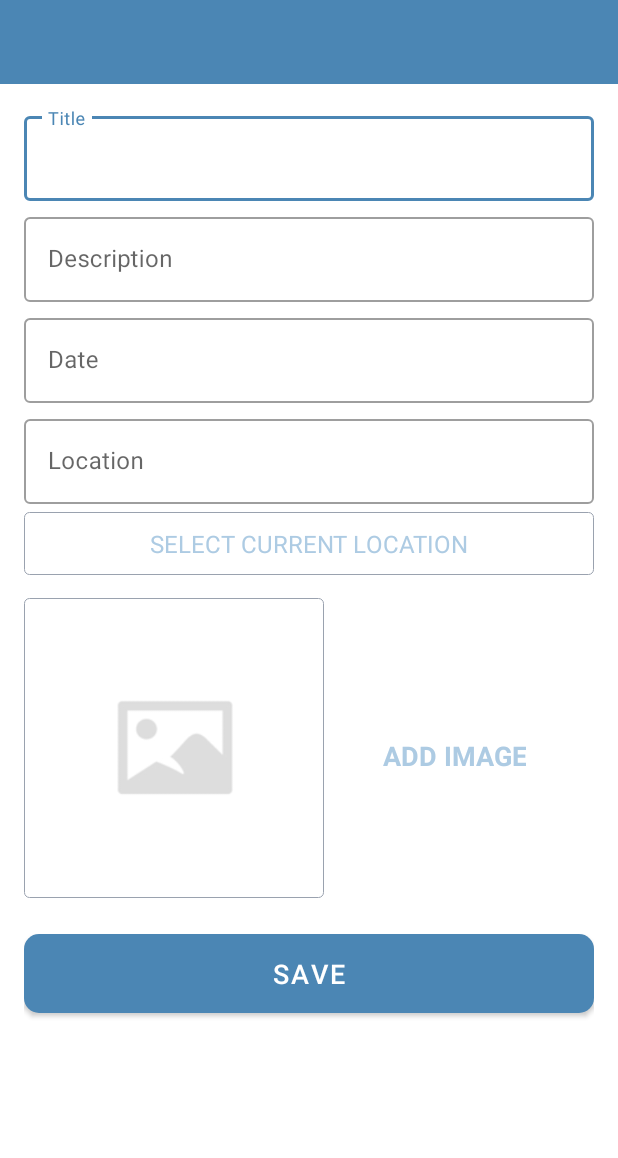
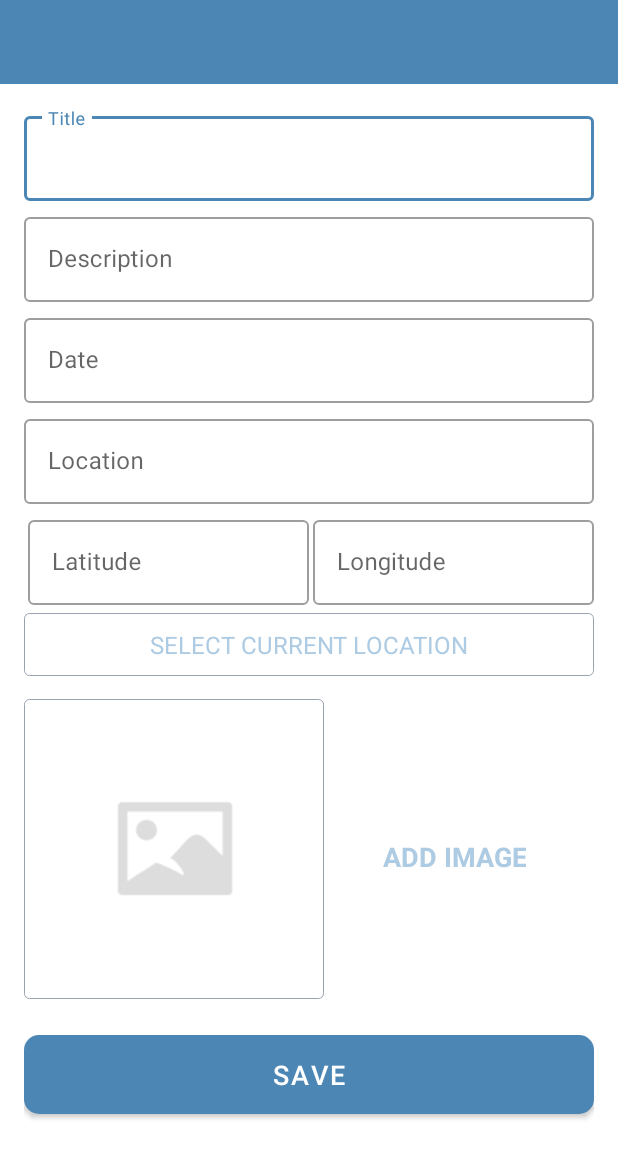
Before and after one commit to mohamedalaa4j/Happy-Places, an Android app: the layout activity_add_happy_place.xml on its own in the app's theme, with its tools: preview values and no code run, on a phone screen of 412 x 824 dp. Shown: the top 1158 px of the screen. Run offline under Robolectric (Android 15) with nearby library versions, the phone set to English and light mode, and no system bars.

Commit message:
LatLng editTexts created in the xml

```diff
--- a/app/src/main/res/layout/activity_add_happy_place.xml
+++ b/app/src/main/res/layout/activity_add_happy_place.xml
@@ -118,6 +118,55 @@
                     android:textSize="@dimen/edit_text_text_size" />
             </com.google.android.material.textfield.TextInputLayout>
 
+            <com.google.android.material.textfield.TextInputLayout
+                android:id="@+id/til_latitude"
+                style="@style/Widget.MaterialComponents.TextInputLayout.OutlinedBox"
+                android:layout_width="0dp"
+                android:layout_height="wrap_content"
+                android:layout_marginTop="@dimen/add_screen_til_marginTop"
+                android:layout_marginStart="@dimen/latLang_margin"
+                app:layout_constraintStart_toStartOf="parent"
+                app:layout_constraintEnd_toStartOf="@id/til_longitude"
+                app:layout_constraintTop_toBottomOf="@+id/til_location">
+
+                <androidx.appcompat.widget.AppCompatEditText
+                    android:id="@+id/et_latitude"
+                    android:layout_width="match_parent"
+                    android:layout_height="wrap_content"
+                    android:focusable="true"
+                    android:focusableInTouchMode="true"
+                    android:hint="@string/latitude"
+                    android:inputType="text"
+                    android:textColor="@color/primary_text_color"
+                    android:textColorHint="@color/secondary_text_color"
+                    android:textSize="@dimen/edit_text_text_size" />
+            </com.google.android.material.textfield.TextInputLayout>
+
+            <com.google.android.material.textfield.TextInputLayout
+                android:id="@+id/til_longitude"
+                style="@style/Widget.MaterialComponents.TextInputLayout.OutlinedBox"
+                android:layout_width="0dp"
+                android:layout_height="wrap_content"
+                android:layout_marginTop="@dimen/add_screen_til_marginTop"
+                android:layout_marginStart="@dimen/latLang_margin"
+                app:layout_constraintStart_toEndOf="@id/til_latitude"
+                app:layout_constraintEnd_toEndOf="parent"
+                app:layout_constraintTop_toBottomOf="@+id/til_location">
+
+                <androidx.appcompat.widget.AppCompatEditText
+                    android:id="@+id/et_longitude"
+                    android:layout_width="match_parent"
+                    android:layout_height="wrap_content"
+                    android:focusable="true"
+                    android:focusableInTouchMode="true"
+                    android:hint="@string/longitude"
+                    android:inputType="text"
+                    android:textColor="@color/primary_text_color"
+                    android:textColorHint="@color/secondary_text_color"
+                    android:textSize="@dimen/edit_text_text_size" />
+            </com.google.android.material.textfield.TextInputLayout>
+
+
             <TextView
                 android:id="@+id/tv_select_current_location"
                 android:layout_width="match_parent"
@@ -129,10 +178,10 @@
                 android:padding="@dimen/add_place_select_current_location_padding"
                 android:text="@string/add_place_select_current_location_text"
                 android:textColor="@color/colorAccent"
-                android:textSize="@dimen/add_place_select_current_location_textsize"
+                android:textSize="@dimen/add_place_select_current_location_textSize"
                 app:layout_constraintEnd_toEndOf="parent"
                 app:layout_constraintStart_toStartOf="parent"
-                app:layout_constraintTop_toBottomOf="@+id/til_location" />
+                app:layout_constraintTop_toBottomOf="@+id/til_latitude" />
 
             <androidx.appcompat.widget.AppCompatImageView
                 android:id="@+id/iv_place_image"
--- a/app/src/main/res/values/dimens.xml
+++ b/app/src/main/res/values/dimens.xml
@@ -4,6 +4,7 @@
     <dimen name="main_content_padding">16dp</dimen>
     <dimen name="edit_text_text_size">16sp</dimen>
     <dimen name="add_screen_til_marginTop">5dp</dimen>
+    <dimen name="latLang_margin">2.5dp</dimen>
     <dimen name="add_screen_place_image_size">200dp</dimen>
     <dimen name="add_screen_place_image_marginTop">15dp</dimen>
     <dimen name="add_screen_place_image_padding">2dp</dimen>
@@ -38,5 +39,5 @@
     <dimen name="detail_screen_btn_view_on_map_text_size">18sp</dimen>
     <dimen name="add_place_select_current_location_marginTop">5dp</dimen>
     <dimen name="add_place_select_current_location_padding">10dp</dimen>
-    <dimen name="add_place_select_current_location_textsize">16sp</dimen>
+    <dimen name="add_place_select_current_location_textSize">16sp</dimen>
 </resources>
--- a/app/src/main/res/values/strings.xml
+++ b/app/src/main/res/values/strings.xml
@@ -15,5 +15,7 @@
     <string name="btn_text_view_on_map">VIEW ON MAP</string>
     <string name="add_place_select_current_location_text">SELECT CURRENT LOCATION</string>
     <string name="update">UPDATE</string>
+    <string name="latitude">Latitude</string>
+    <string name="longitude">Longitude</string>
 
 </resources>
```
